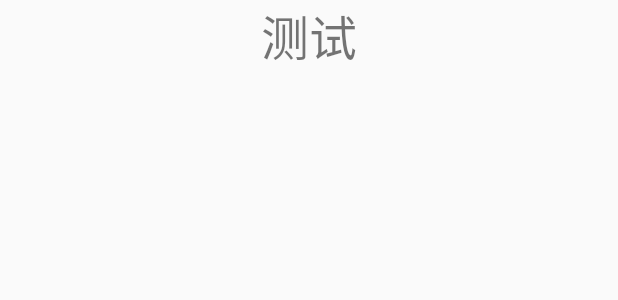
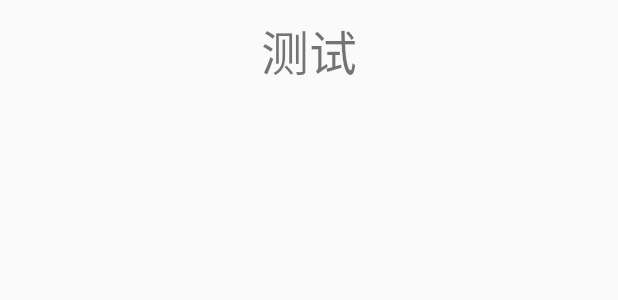
Before and after one commit to A-gnesa/TestbottomLayout, an Android app: the layout recycleview_item.xml on its own in the app's theme, with its tools: preview values and no code run, on a phone screen of 412 x 824 dp. Shown: the top 300 px of the screen. Run offline under Robolectric (Android 15) with nearby library versions, the phone set to English and light mode, and no system bars.

Commit message:
基础框架做完了

```diff
--- a/app/src/main/java/com/example/testbottomlayout/MainActivity.java
+++ b/app/src/main/java/com/example/testbottomlayout/MainActivity.java
@@ -1,8 +1,6 @@
 package com.example.testbottomlayout;
 
-import android.app.Activity;
 import android.os.Bundle;
-import android.util.Log;
 import android.widget.RadioGroup;
 
 import androidx.annotation.Nullable;
@@ -87,7 +85,6 @@ public class MainActivity extends FragmentActivity {
     }
     private void initFragment() {
         mfragment = new ArrayList<>();
-
         mfragment.add(new HomepageFragment());
         mfragment.add(new MessageFragment());
         mfragment.add(new MineFragment());
--- a/app/src/main/java/com/example/testbottomlayout/base/BaseFragment.java
+++ b/app/src/main/java/com/example/testbottomlayout/base/BaseFragment.java
@@ -43,6 +43,7 @@ public abstract class BaseFragment extends Fragment {
     @Override
     public void onActivityCreated(@Nullable Bundle savedInstanceState) {
         super.onActivityCreated(savedInstanceState);
+        initData();
     }
 
     //  当子类需要初始化数据时，可以重写该方法
--- a/app/src/main/res/layout/recycleview_item.xml
+++ b/app/src/main/res/layout/recycleview_item.xml
@@ -1,12 +1,14 @@
 <?xml version="1.0" encoding="utf-8"?>
 <LinearLayout xmlns:android="http://schemas.android.com/apk/res/android"
     android:orientation="vertical" android:layout_width="match_parent"
-    android:layout_height="match_parent">
+    android:layout_height="wrap_content">
+
     <TextView
         android:id="@+id/list_item"
         android:layout_width="match_parent"
         android:layout_height="wrap_content"
         android:text="测试"
         android:textSize="32dp"
-        android:gravity="center"></TextView>
+        android:padding="10dp"
+        android:gravity="center" />
 </LinearLayout>
```
Also changed, not shown: app/src/main/java/com/example/testbottomlayout/fragment/HomepageFragment.java (+4 -5 lines).
